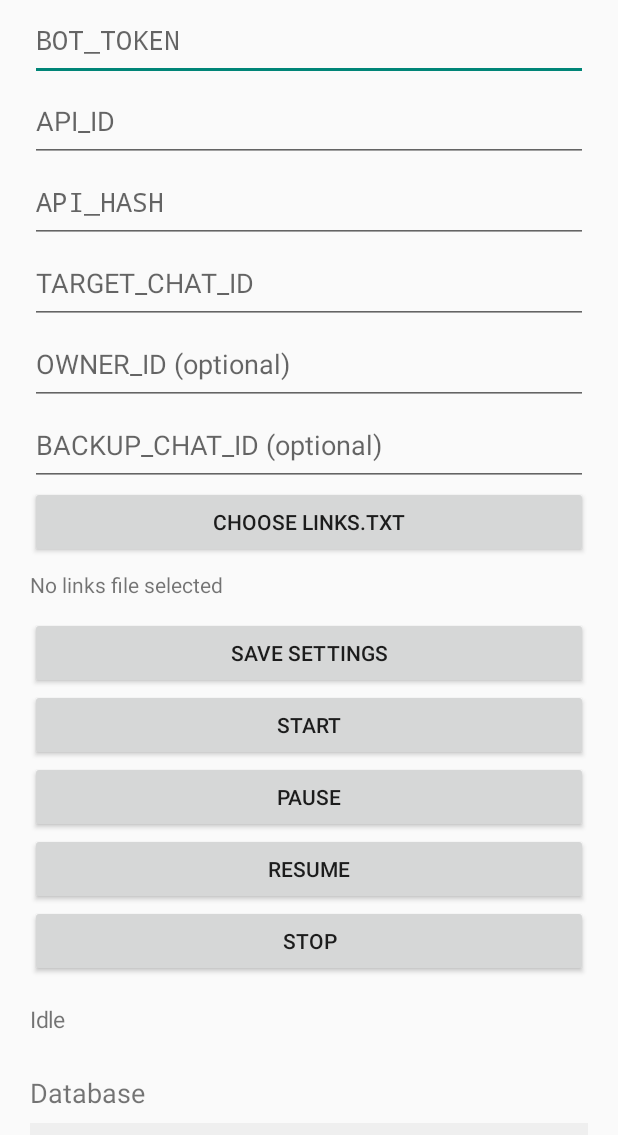
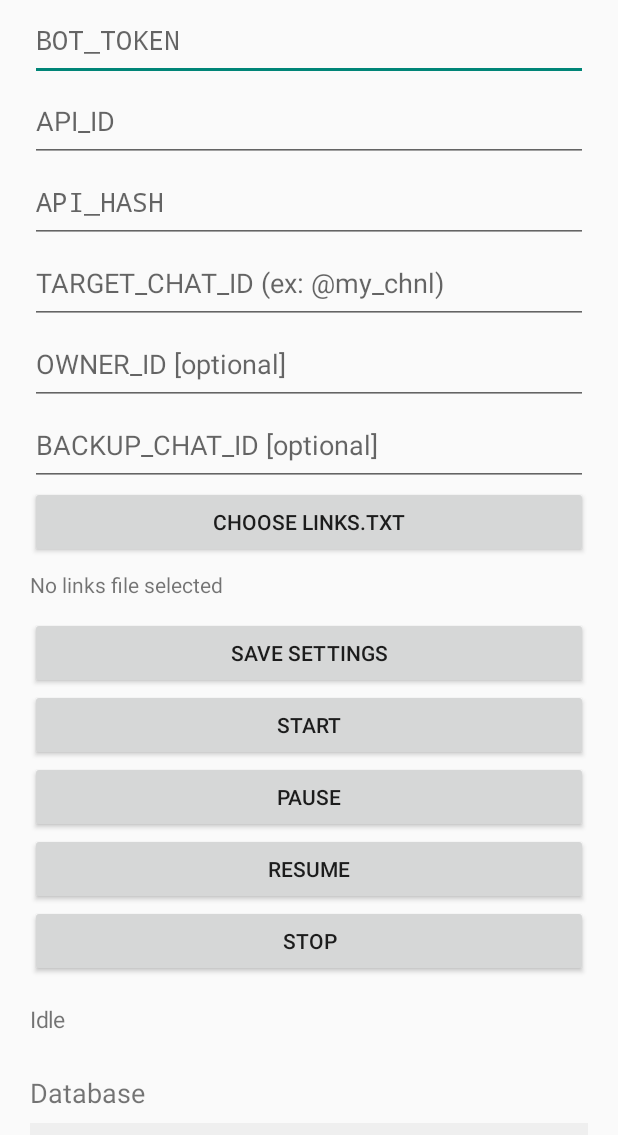
Before and after one commit to Soebb/insta2tg-bulk-uploader, an Android app: the screen it shows after launch (MainActivity), on a phone screen of 412 x 824 dp, the part 101-1236 px from its top. Run offline under Robolectric (Android 15) with nearby library versions, the phone set to English and light mode, and no system bars.

Commit message:
Update MainActivity.java

```diff
--- a/app/src/main/java/com/soebb/instabulk/MainActivity.java
+++ b/app/src/main/java/com/soebb/instabulk/MainActivity.java
@@ -96,9 +96,9 @@ public class MainActivity extends Activity {
         botToken = field(root, "BOT_TOKEN", true);
         apiId = field(root, "API_ID", false);
         apiHash = field(root, "API_HASH", true);
-        targetChat = field(root, "TARGET_CHAT_ID", false);
-        ownerId = field(root, "OWNER_ID (optional)", false);
-        backupChat = field(root, "BACKUP_CHAT_ID (optional)", false);
+        targetChat = field(root, "TARGET_CHAT_ID (ex: @my_chnl)", false);
+        ownerId = field(root, "OWNER_ID [optional]", false);
+        backupChat = field(root, "BACKUP_CHAT_ID [optional]", false);
 
         Button choose = button("Choose links.txt");
         root.addView(choose);
```
